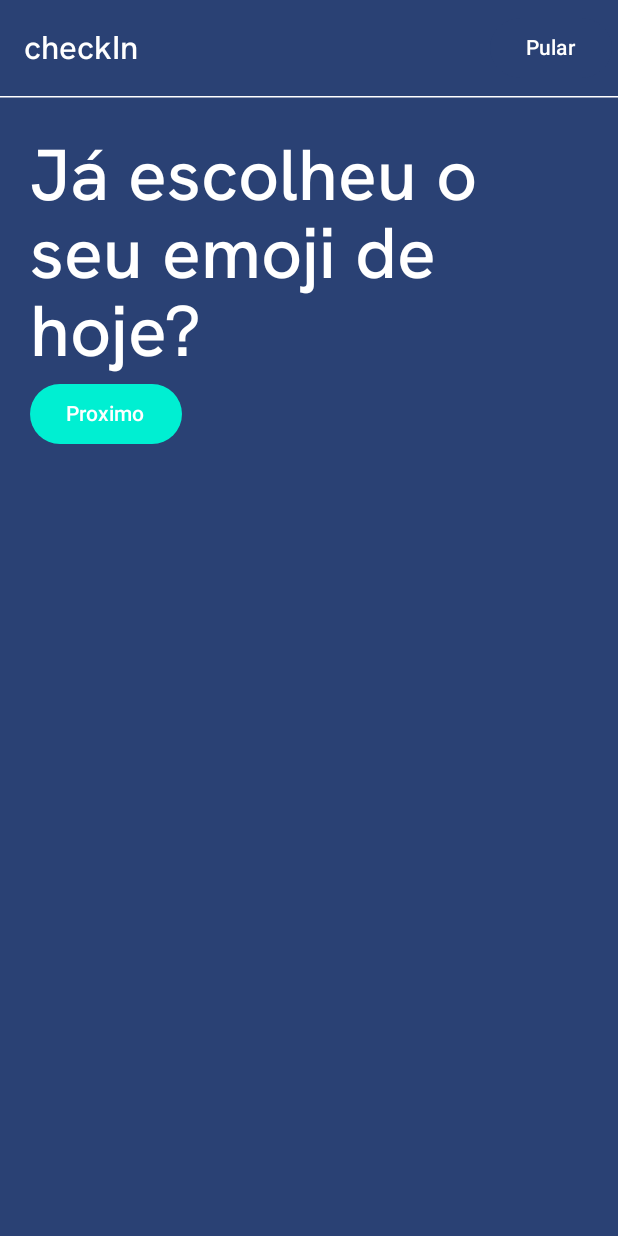
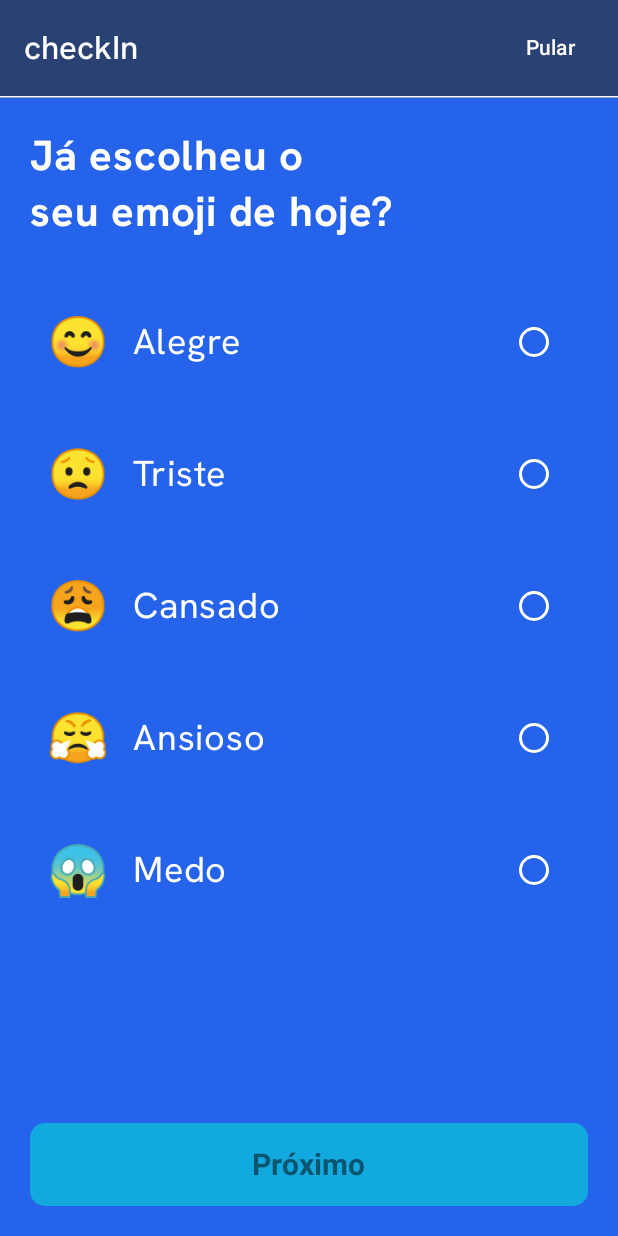
Before and after one commit to carolina-aizawa-moreira/softtekers_app, an Android app built with Jetpack Compose: the screen it shows after launch (MainActivity), after a tap on "Entrar", on a phone screen of 412 x 824 dp. Run offline under Robolectric (Android 15) with nearby library versions, the phone set to English and light mode, and no system bars; Roboto replaces fonts that are not available here.

Commit message:
FEAT: Emoji de hoje

```diff
--- a/softtekers/app/src/main/java/com/fiap/softtekers/screens/CheckInScreen.kt
+++ b/softtekers/app/src/main/java/com/fiap/softtekers/screens/CheckInScreen.kt
@@ -1,41 +1,120 @@
 package com.fiap.softtekers.screens
 
 import androidx.compose.foundation.background
-import androidx.compose.foundation.layout.Column
-import androidx.compose.foundation.layout.fillMaxSize
-import androidx.compose.foundation.layout.padding
-import androidx.compose.foundation.layout.windowInsetsTopHeight
-import androidx.compose.material3.Button
-import androidx.compose.material3.ButtonDefaults
-import androidx.compose.material3.MaterialTheme
-import androidx.compose.material3.Text
-import androidx.compose.runtime.Composable
+import androidx.compose.foundation.clickable
+import androidx.compose.foundation.layout.*
+import androidx.compose.foundation.shape.RoundedCornerShape
+import androidx.compose.material3.*
+import androidx.compose.runtime.*
+import androidx.compose.ui.Alignment
+import androidx.compose.ui.Modifier
 import androidx.compose.ui.graphics.Color
 import androidx.compose.ui.text.font.FontWeight
 import androidx.compose.ui.unit.dp
 import androidx.compose.ui.unit.sp
 import androidx.navigation.NavController
-import com.fiap.softtekers.ui.theme.YouTertiary
-import java.lang.reflect.Modifier
+
+data class EmojiOption(val emoji: String, val label: String, val value: String)
+
+val emojiOptions = listOf(
+    EmojiOption("😊", "Alegre", "alegre"),
+    EmojiOption("😟", "Triste", "triste"),
+    EmojiOption("😩", "Cansado", "cansado"),
+    EmojiOption("😤", "Ansioso", "ansioso"),
+    EmojiOption("😱", "Medo", "medo"),
+)
 
 @Composable
-fun CheckInScreen(navController: NavController){
+fun CheckInScreen(navController: NavController) {
+    var selectedEmoji by remember { mutableStateOf<EmojiOption?>(null) }
+
+    // Removido Scaffold e TopAppBar para eliminar menu superior
+
+    // Fundo e conteúdo organizados dentro do Column diretamente
     Column(
-        modifier = androidx.compose.ui.Modifier
-            .padding(20.dp)
+        modifier = Modifier
+            .fillMaxSize()
+            .background(Color(0xFF2563EB))
+            .padding(20.dp),
+        verticalArrangement = Arrangement.SpaceBetween
     ) {
-        Text(
-            "Já escolheu o seu emoji de hoje?",
-            style = MaterialTheme.typography.headlineLarge
-        )
+        Column {
+            // Pergunta principal
+            Column(modifier = Modifier.padding(bottom = 24.dp)) {
+                Text(
+                    text = "Já escolheu o",
+                    fontSize = 28.sp,
+                    fontWeight = FontWeight.Bold,
+                    color = Color.White
+                )
+                Text(
+                    text = "seu emoji de hoje?",
+                    fontSize = 28.sp,
+                    fontWeight = FontWeight.Bold,
+                    color = Color.White
+                )
+            }
+
+
+            // Lista de emojis com seleção
+            emojiOptions.forEach { option ->
+                val isSelected = option == selectedEmoji
+                Row(
+                    modifier = Modifier
+                        .fillMaxWidth()
+                        .padding(vertical = 8.dp)
+                        .background(
+                            if (isSelected) Color(0xFF004DFF).copy(alpha = 0.4f)
+                            else Color.Transparent
+                        )
+                        .clickable { selectedEmoji = option }
+                        .padding(12.dp),
+                    verticalAlignment = Alignment.CenterVertically
+                ) {
+                    Text(
+                        text = option.emoji,
+                        fontSize = 32.sp,
+                        modifier = Modifier.padding(end = 16.dp)
+                    )
+                    Text(
+                        text = option.label,
+                        fontSize = 24.sp,
+                        fontWeight = FontWeight.Medium,
+                        color = Color.White,
+                        modifier = Modifier.weight(1f)
+                    )
+                    RadioButton(
+                        selected = isSelected,
+                        onClick = { selectedEmoji = option },
+                        colors = RadioButtonDefaults.colors(
+                            selectedColor = Color(0xFF00EFD2),
+                            unselectedColor = Color.White
+                        )
+                    )
+                }
+            }
+        }
+
+        // Botão próximo
         Button(
-            onClick = {
-                navController.navigate("home")
-            },
-            colors = ButtonDefaults.buttonColors(YouTertiary)
-
+            onClick = { navController.navigate("home") },
+            enabled = selectedEmoji != null,
+            modifier = Modifier
+                .fillMaxWidth()
+                .height(55.dp),
+            colors = ButtonDefaults.buttonColors(
+                containerColor = Color(0xFF00EFD2),
+                contentColor = Color.Black,
+                disabledContainerColor = Color(0xFF00EFD2).copy(alpha = 0.5f),
+                disabledContentColor = Color.Black.copy(alpha = 0.5f)
+            ),
+            shape = RoundedCornerShape(10.dp)
         ) {
-            Text(text = "Proximo")
+            Text(
+                "Próximo",
+                fontSize = 20.sp,
+                fontWeight = FontWeight.Bold
+            )
         }
     }
 }
```
